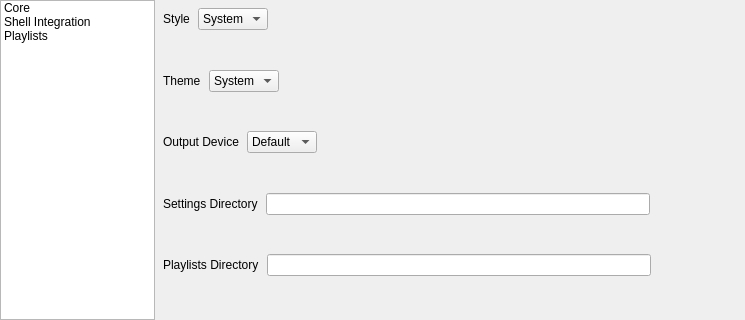
The window that src/SettingsWindow/SettingsWindow.ui (savannstm/revolutionary-audio-player) describes before a commit, drawn with Qt 5.
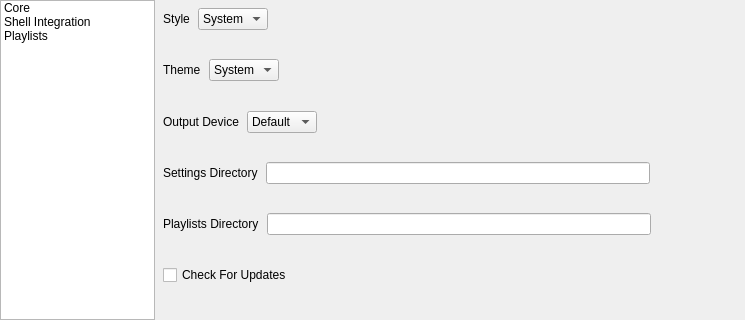
The same window after the commit.

What changed in the file:
```diff
--- a/src/SettingsWindow/SettingsWindow.ui
+++ b/src/SettingsWindow/SettingsWindow.ui
@@ -354,6 +354,34 @@
          </layout>
         </widget>
        </item>
+       <item alignment="Qt::AlignmentFlag::AlignLeft|Qt::AlignmentFlag::AlignTop">
+        <widget class="QWidget" name="checkForUpdatesContainer" native="true">
+         <layout class="QVBoxLayout" name="verticalLayout_6">
+          <property name="spacing">
+           <number>0</number>
+          </property>
+          <property name="leftMargin">
+           <number>0</number>
+          </property>
+          <property name="topMargin">
+           <number>0</number>
+          </property>
+          <property name="rightMargin">
+           <number>0</number>
+          </property>
+          <property name="bottomMargin">
+           <number>0</number>
+          </property>
+          <item alignment="Qt::AlignmentFlag::AlignLeft|Qt::AlignmentFlag::AlignTop">
+           <widget class="QCheckBox" name="checkForUpdatesCheckbox">
+            <property name="text">
+             <string>Check For Updates</string>
+            </property>
+           </widget>
+          </item>
+         </layout>
+        </widget>
+       </item>
       </layout>
      </widget>
      <widget class="QWidget" name="systemIntegrationPage">
```
Left out of the diff: 28 changed lines with no effect on the pictures.
